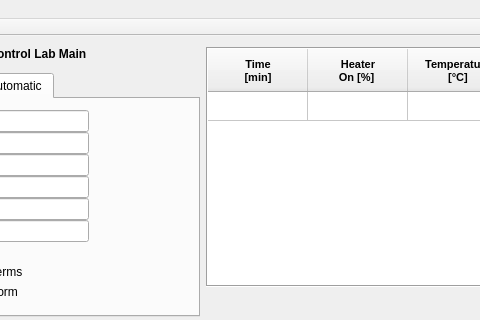
Above: mainwindow.ui from AnthonyA28/Qt-PWCL-main before the change; both pictures show x 99 to 579 and y 0 to 320 of the 991 by 615 pixel window. Below: the same form after it.
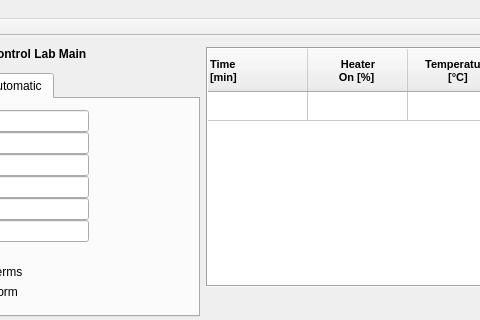
That is the form after the change. Icons and pictures are not drawn. Custom widgets are drawn as their Qt base class.

Patch:
```diff
--- a/mainwindow.ui
+++ b/mainwindow.ui
@@ -874,7 +874,7 @@
             </font>
            </property>
            <property name="textAlignment">
-            <set>AlignCenter</set>
+            <set>AlignLeading|AlignVCenter</set>
            </property>
           </column>
           <column>
```
